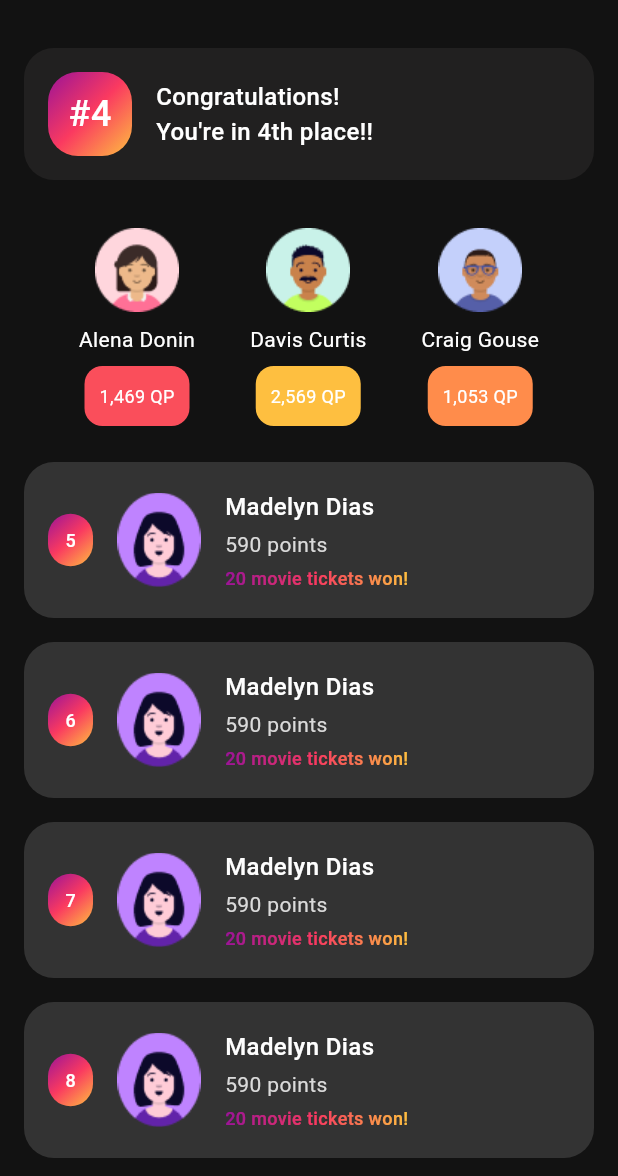
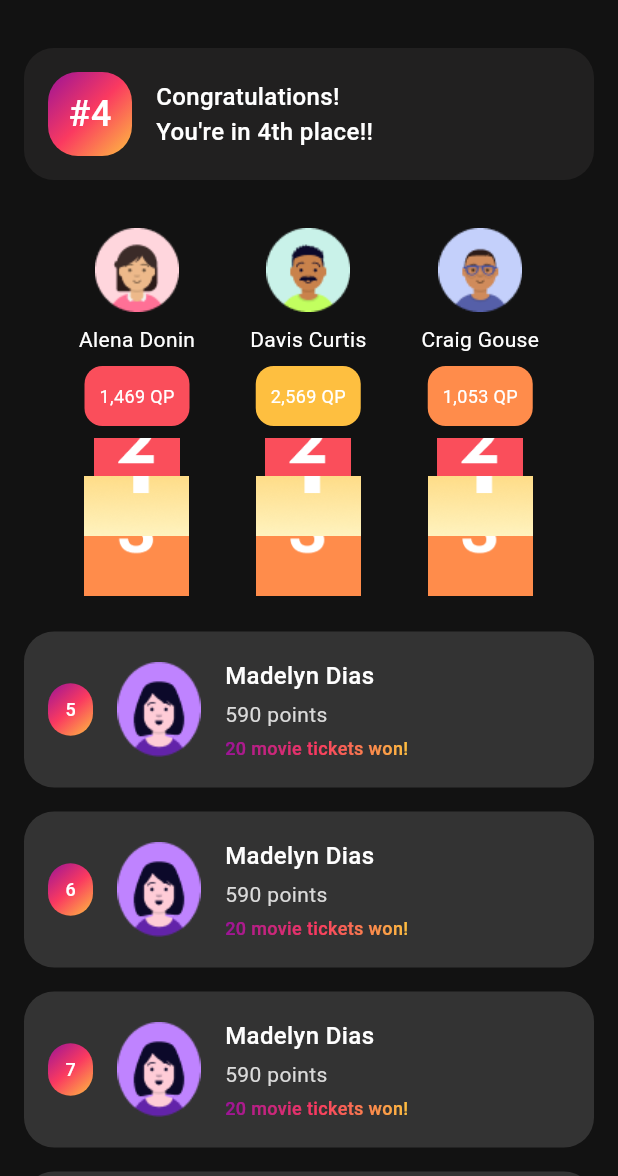
Before and after one commit to chris23-arch/benny, a Flutter app: the LeaderBoardScreen screen opened directly, on a phone screen of 412 x 824 dp, the part 60-1236 px from its top. Run offline on Flutter 3.47's test engine with Material 3 defaults, Android fonts, the light colour scheme and no system bars; our stand-ins replace carousel_slider, flutter_svg; Roboto replaces fonts that are missing (Graphik, Rubik).

Commit message:
add true

```diff
--- a/lib/Screen/leaderboardscreen.dart
+++ b/lib/Screen/leaderboardscreen.dart
@@ -73,7 +73,11 @@ class _LeaderBoardScreenState extends State<LeaderBoardScreen> {
               height: 56,
               decoration: BoxDecoration(
                 gradient: const LinearGradient(
-                  colors: [Color(0xFF9A1398), Color(0xFFFA3A60), Color(0xFFFEBF40)],
+                  colors: [
+                    Color(0xFF9A1398),
+                    Color(0xFFFA3A60),
+                    Color(0xFFFEBF40)
+                  ],
                   begin: Alignment.topLeft,
                   end: Alignment.bottomRight,
                 ),
@@ -129,19 +133,21 @@ class _LeaderBoardScreenState extends State<LeaderBoardScreen> {
         mainAxisAlignment: MainAxisAlignment.spaceEvenly,
         crossAxisAlignment: CrossAxisAlignment.end,
         children: [
-          _buildPodiumItem('Alena Donin', 'assets/images/Mask Group.png', '1,469 QP', const Color(0xFFFA4E5B), 2),
-          _buildPodiumItem('Davis Curtis', 'assets/images/Mask Group (1).png', '2,569 QP', const Color(0xFFFEBF40), 1),
-          _buildPodiumItem('Craig Gouse', 'assets/images/Avatar (1).png', '1,053 QP', const Color(0xFFFF8C4B), 3),
+          _buildPodiumItem('Alena Donin', 'assets/images/Mask Group.png',
+              '1,469 QP', const Color(0xFFFA4E5B), 2),
+          _buildPodiumItem('Davis Curtis', 'assets/images/Mask Group (1).png',
+              '2,569 QP', const Color(0xFFFEBF40), 1),
+          _buildPodiumItem('Craig Gouse', 'assets/images/Avatar (1).png',
+              '1,053 QP', const Color(0xFFFF8C4B), 3),
         ],
       ),
     );
   }
 
-  Widget _buildPodiumItem(String name, String imagePath, String points, Color color, int place) {
+  Widget _buildPodiumItem(
+      String name, String imagePath, String points, Color color, int place) {
     double height = place == 1 ? 120 : 100;
-    return Column(
-      mainAxisAlignment: MainAxisAlignment.end,
-      children: [
+    return Column(mainAxisAlignment: MainAxisAlignment.end, children: [
       Image.asset(imagePath, height: 56, width: 56),
       const SizedBox(height: 8),
       Text(
@@ -164,11 +170,31 @@ class _LeaderBoardScreenState extends State<LeaderBoardScreen> {
           ),
         ),
       ),
+      const SizedBox(height: 8),
+      Column(
+        children: [
+          Image.asset(
+            'assets/images/Rank.png', // Replace with your image asset path
+            width: 57,
+            height: 25,
+            fit: BoxFit.cover,
+          ),
+          Image.asset(
+            'assets/images/Rank (1).png', // Replace with your image asset path
+            width: 70,
+            height: 40,
+            fit: BoxFit.cover,
+          ),
+          Image.asset(
+            'assets/images/Rank (2).png', // Replace with your image asset path
+            width: 70,
+            height: 40,
+            fit: BoxFit.cover,
+          ),
         ],
-    );
+      ),
+    ]);
   }
-
-
 
   Widget _buildLeaderboardItem(int rank) {
     return Container(
```
Also changed, not shown: lib/Screen/quiz1screen.dart (+10 -2 lines), lib/Screen/quiz2screen.dart (+81 -63 lines), lib/Screen/quizscreen.dart (+11 -2 lines). Lines whose indentation alone changed are shown as unchanged.
